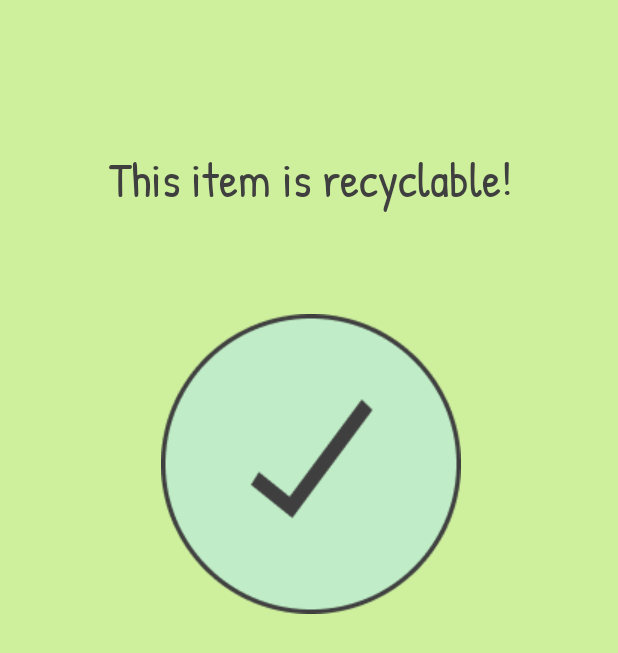
After one commit to rgudla3/Merge22, an Android app: the layout can_recycle.xml on its own in the app's theme, with its tools: preview values and no code run, on a phone screen of 412 x 824 dp. The commit adds this screen. Shown: the top 653 px of the screen. Run offline under Robolectric (Android 15) with nearby library versions, the phone set to English and light mode, and no system bars.

Commit message:
Title and check images

```diff
--- /dev/null
+++ b/app/src/main/java/com/example/merge2022/CanRecycle.java
@@ -0,0 +1,4 @@
+package com.example.merge2022;
+
+public class CanRecycle {
+}
--- /dev/null
+++ b/app/src/main/res/layout/can_recycle.xml
@@ -0,0 +1,36 @@
+<?xml version="1.0" encoding="utf-8"?>
+<RelativeLayout xmlns:android="http://schemas.android.com/apk/res/android"
+    xmlns:map="http://schemas.android.com/apk/res-auto"
+    xmlns:tools="http://schemas.android.com/tools"
+    android:id="@+id/welcomeScreen"
+    android:layout_width="match_parent"
+    android:layout_height="match_parent"
+    android:background="#CEF09D">
+
+    <!-- Yes check -->
+    <View
+        android:id="@+id/yes_check"
+        android:layout_width="200dp"
+        android:layout_height="200dp"
+        android:layout_alignParentLeft="true"
+        android:layout_alignParentTop="true"
+        android:layout_marginLeft="107dp"
+        android:layout_marginTop="209dp"
+        android:background="@drawable/yes_check" />
+
+    <!-- Is recyclable! -->
+    <TextView
+        android:id="@+id/is_recyclable"
+        android:layout_width="304dp"
+        android:layout_height="62dp"
+        android:layout_alignParentLeft="true"
+        android:layout_alignParentTop="true"
+        android:layout_marginLeft="55dp"
+        android:layout_marginTop="97dp"
+        android:fontFamily="@font/patrick"
+        android:gravity="center_horizontal|top"
+        android:text="This item is recyclable!"
+        android:textAppearance="@style/is_recyclable"
+        android:textSize="32sp"/>
+
+</RelativeLayout>
```
Also changed, not shown: app/src/main/res/drawable/yes_check_circle.xml (added, +31 -0 lines), app/src/main/res/values/styles.xml (+12 -0 lines), app/src/main/res/drawable/yes_check.png (added).
